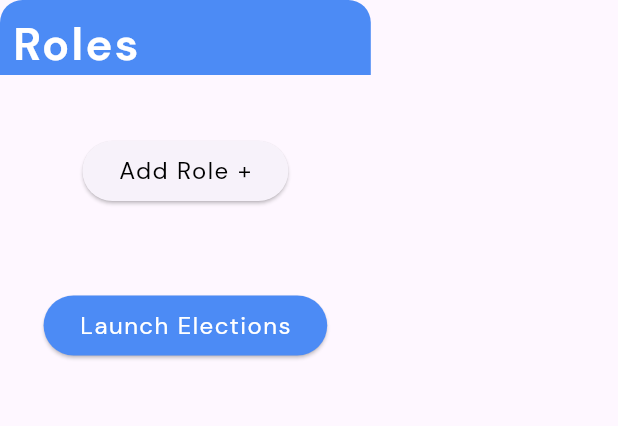
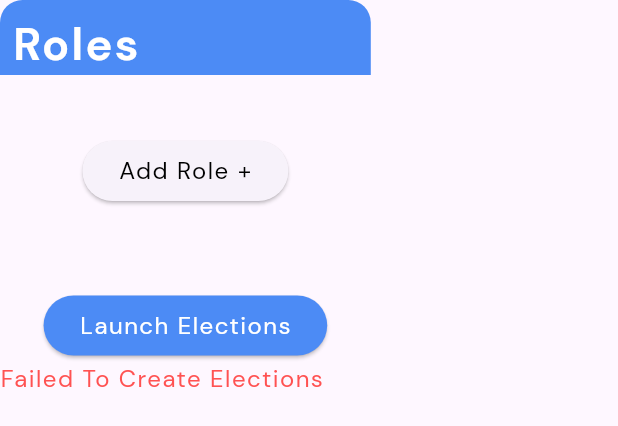
Before and after one commit to janWICKEDpro/anti-rigging-site, a Flutter app: the Role widget shown alone on an empty page, opened directly, after a tap on "Add Role +", after a tap on the "remove circle" icon, after a tap on "Launch Elections", on a phone screen of 412 x 824 dp. Shown: the top 426 px of the screen. Run offline on Flutter 3.47's test engine with Material 2 defaults, Android fonts, the phone set to English and light mode, and no system bars; our stand-ins replace cloud_firestore, file_picker, firebase_auth, firebase_core, firebase_storage, flutter_bloc and 7 more; missing offline and left inert: side_navigation; accounts and stored records are empty; statements that could not run were skipped.

Commit message:
create election done

```diff
--- a/lib/admin_dashboard/bloc/admin_dashboard_bloc.dart
+++ b/lib/admin_dashboard/bloc/admin_dashboard_bloc.dart
@@ -18,6 +18,7 @@ class AdminDashboardBloc
       emit(state.copyWith(
           elect: Election(
               startDate: DateTime.now(),
+              isActive: true,
               electionName: event.electionName,
               endDate: DateTime.now().add(const Duration(days: 7)))));
     });
@@ -63,7 +64,7 @@ class AdminDashboardBloc
       emit(state.copyWith(candidates: state.candidateRoles));
     });
     on<OnCandidateNameChanged>((event, emit) {
-      state.candidateRoles![event.index].$2[event.index2].candidateDescription =
+      state.candidateRoles![event.index].$2[event.index2].candidateName =
           event.candidateName;
       emit(state.copyWith(candidates: state.candidateRoles));
     });
--- a/lib/admin_dashboard/view/indexed_stack_children/roles.dart
+++ b/lib/admin_dashboard/view/indexed_stack_children/roles.dart
@@ -255,26 +255,38 @@ class _RoleState extends State<Role> {
                         backgroundColor:
                             MaterialStateProperty.all(primaryColor)),
                     onPressed: () {
-                      context
-                          .read<AdminDashboardBloc>()
-                          .add(OnLaunchElectionsClicked());
                       if (state.createELectionEnum ==
                           CreateELectionEnum.success) {
-                        Navigator.of(context).pop();
+                        Navigator.pop(context);
+                      } else {
+                        context
+                            .read<AdminDashboardBloc>()
+                            .add(OnLaunchElectionsClicked());
                       }
                     },
                     child:
                         state.createELectionEnum == CreateELectionEnum.loading
                             ? LoadingAnimationWidget.hexagonDots(
-                                color: Colors.white, size: 20)
+                                color: Colors.white, size: 25)
                             : Text(
-                                "Launch Elections",
+                                state.createELectionEnum ==
+                                        CreateELectionEnum.success
+                                    ? "Continue"
+                                    : "Launch Elections",
                                 style: AppTextStyles()
                                     .normal
                                     .copyWith(color: Colors.white),
                               ),
                   ),
                 ),
+                state.createELectionEnum == CreateELectionEnum.failed
+                    ? Text(
+                        "Failed To Create Elections",
+                        style: AppTextStyles()
+                            .normal
+                            .copyWith(color: Colors.redAccent),
+                      )
+                    : Container()
               ],
             ),
           ),
```
